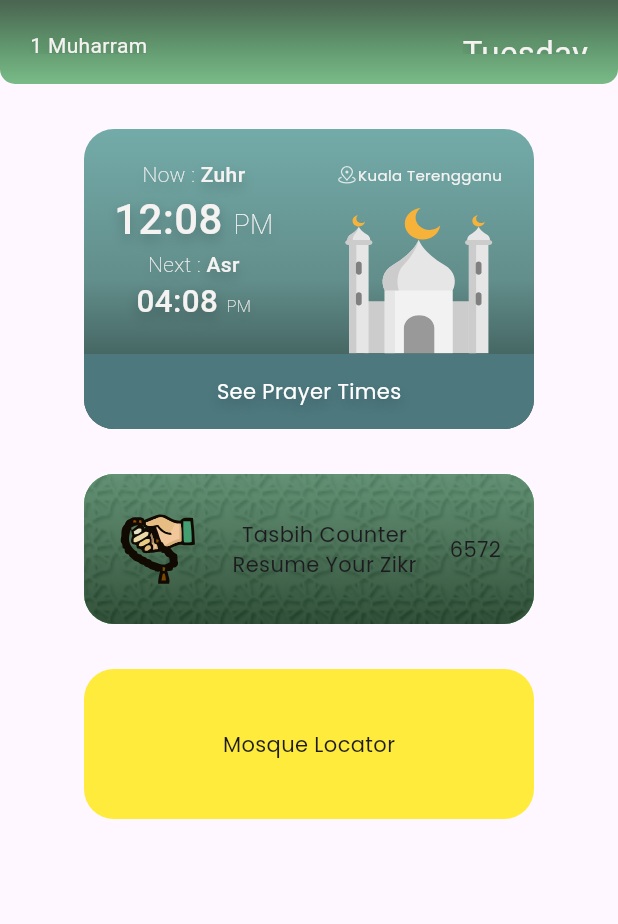
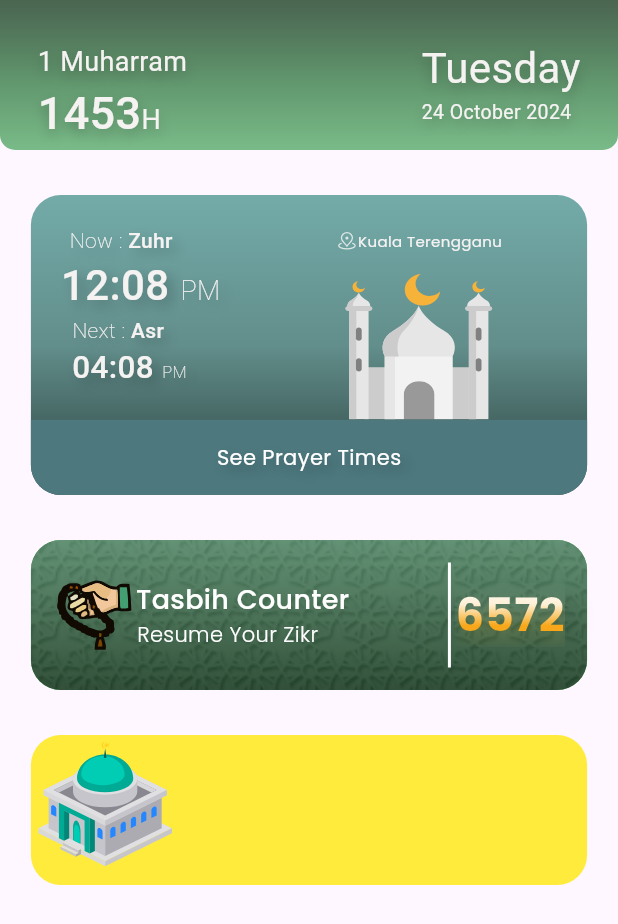
Before and after one commit to muazzzznabil/Muslim-Guider_flutter, a Flutter app: the screen it shows after launch, on a phone screen of 412 x 824 dp. Shown: the top 924 px of the screen. Run offline on Flutter 3.47's test engine with Material 3 defaults, Android fonts, the phone set to English and light mode, and no system bars; our stand-ins replace flutter_svg.

Commit message:
add new font type add background3.png complete tasbih counter widget

```diff
--- a/lib/pages/HomePage.dart
+++ b/lib/pages/HomePage.dart
@@ -1,14 +1,13 @@
+
+
+
 import 'dart:ui';
 
-import 'package:flutter/cupertino.dart';
 import 'package:flutter/material.dart';
 import 'package:flutter/widgets.dart';
 import 'package:flutter_svg/flutter_svg.dart';
 import 'package:flutter_svg/svg.dart';
-import 'package:flutter_svg_provider/flutter_svg_provider.dart';
-// import 'package:flutter_svg/flutter_svg.dart';
-import 'package:muslim_guider_v1/pages/mosqueLocator.dart';
-import 'package:muslim_guider_v1/pages/tasbihCounter.dart';
+// import 'package:sizes/sizes_helpers.dart';
 
 class HomePage extends StatefulWidget {
   const HomePage({super.key});
@@ -18,10 +17,17 @@ class HomePage extends StatefulWidget {
 }
 
 class _HomePageState extends State<HomePage> {
+
+  double widgetWidth ()=> MediaQuery.of(context).size.width*0.9;
+
   @override
   Widget build(BuildContext context) {
+
     return  Scaffold(
-    appBar: appBar(),
+    appBar:PreferredSize(
+      preferredSize: Size.fromHeight(100.00),
+      child:appBar(),
+    ),
       body: Row(
         mainAxisAlignment: MainAxisAlignment.center,
         children: [
@@ -41,14 +47,16 @@ class _HomePageState extends State<HomePage> {
     );
   }
 
+
   GestureDetector prayerTimeWidget() {
+    // double widgetWidth = MediaQuery.of(context).size.width*0.9;
     return GestureDetector(
       onTap: () {
         Navigator.pushNamed(context, '/prayerTime');
       },
       child: Container(
         height: 200,
-        width: 300,
+        width: widgetWidth(),
         decoration: BoxDecoration(
           // color: Colors.blue,
             gradient: LinearGradient(
@@ -79,7 +87,9 @@ class _HomePageState extends State<HomePage> {
                           // mainAxisAlignment: MainAxisAlignment.start,
 
                           children: [
-                            Text.rich( //Now Zuhr
+                            Padding(
+                              padding: const EdgeInsets.only(right: 26.0),
+                              child: Text.rich( //Now Zuhr
                                                          textAlign: TextAlign.start,
                                 TextSpan(
                                   text: 'Now : ',
@@ -91,7 +101,7 @@ class _HomePageState extends State<HomePage> {
                                       Shadow(
                                           color: Colors.black.withOpacity(0.25),
                                           blurRadius: 10,
-                                        offset: Offset(0,4)
+                                          offset: Offset(4,4)
                                       )
                                     ]
                                   ),
@@ -105,6 +115,7 @@ class _HomePageState extends State<HomePage> {
                                   ]
                                 )
                               ),
+                            ),
 
                             Text.rich( // 12:08 PM
                                 TextSpan(
@@ -117,7 +128,7 @@ class _HomePageState extends State<HomePage> {
                                           Shadow(
                                               color: Colors.black.withOpacity(0.25),
                                               blurRadius: 10,
-                                              offset: Offset(0,4)
+                                              offset: Offset(4,4)
                                           )
                                         ]
                                     ),
@@ -133,7 +144,9 @@ class _HomePageState extends State<HomePage> {
                                 )
                             ),
 
-                            Text.rich( //Next : Asr
+                            Padding(
+                              padding: const EdgeInsets.only(right: 30.0),
+                              child: Text.rich( //Next : Asr
                                   TextSpan(
                                       text: 'Next : ',
                                       style: TextStyle(
@@ -143,7 +156,7 @@ class _HomePageState extends State<HomePage> {
                                             Shadow(
                                                 color: Colors.black.withOpacity(0.25),
                                                 blurRadius: 10,
-                                              offset: Offset(0,4)
+                                                offset: Offset(4,4)
                                             )
                                           ]
                                       ),
@@ -157,8 +170,11 @@ class _HomePageState extends State<HomePage> {
                                       ]
                                   )
                               ),
+                            ),
 
-                            Text.rich( // 04:08 PM
+                            Padding(
+                              padding: const EdgeInsets.only(right: 15.0),
+                              child: Text.rich( // 04:08 PM
                                   TextSpan(
                                       text: '04:08 ',
                                       style: TextStyle(
@@ -169,7 +185,7 @@ class _HomePageState extends State<HomePage> {
                                             Shadow(
                                                 color: Colors.black.withOpacity(0.25),
                                                 blurRadius: 10,
-                                              offset: Offset(0,4)
+                                                offset: Offset(4,4)
                                             )
                                           ]
                                       ),
@@ -183,6 +199,7 @@ class _HomePageState extends State<HomePage> {
                                         )
                                       ]
                                   )
+                              ),
                             ),
                           ],
                         ),
@@ -230,7 +247,7 @@ class _HomePageState extends State<HomePage> {
                         Shadow(
                             color: Colors.black.withOpacity(0.25),
                             blurRadius: 10,
-                            offset: Offset(0,4)
+                            offset: Offset(4,4)
                         )
                       ]
                   ),
@@ -254,7 +271,7 @@ class _HomePageState extends State<HomePage> {
       },
       child: Container(
         height: 100,
-        width: 300,
+        width: widgetWidth(),
         decoration: BoxDecoration(
             image: DecorationImage(
                 image: AssetImage('assets/background/background2.png'),
@@ -263,20 +280,94 @@ class _HomePageState extends State<HomePage> {
           color: Colors.green,
           borderRadius: BorderRadius.circular(20)
         ),
+        child: Padding(
+          padding: const EdgeInsets.all(15.0),
           child: Row(
             // crossAxisAlignment: CrossAxisAlignment.center,
-          mainAxisAlignment: MainAxisAlignment.spaceEvenly,
+            mainAxisAlignment: MainAxisAlignment.spaceBetween,
+            children: [
+              Row(
                 children: [
                   SvgPicture.asset('assets/icons/tasbih2.svg',width: 55,),
                   Column(
                     mainAxisAlignment: MainAxisAlignment.center,
                     children: [
-                Text('Tasbih Counter'),
-                Text('Resume Your Zikr')
+                      Text(
+                        'Tasbih Counter',
+                        style: TextStyle(
+                          color: Colors.white,
+                          fontWeight: FontWeight.w500,
+                          fontSize: 18
+                        ),
+                      ),
+                      Padding(
+                        padding: const EdgeInsets.only(right: 20.0),
+                        child: Text(
+                            'Resume Your Zikr',
+                            style: TextStyle(
+                                color: Colors.white,
+                                fontWeight: FontWeight.w200,
+                              fontSize: 14,
+
+                            )
+                        ),
+                      )
                     ],
                   ),
-            Text('6572')
                 ],
+              ),
+              Row(
+                children: [
+                  VerticalDivider(width: 8,thickness: 2,color: Colors.white,),
+                  ShaderMask(
+                    blendMode: BlendMode.srcIn,shaderCallback: (bounds) => LinearGradient(
+                    begin: Alignment.topCenter,
+                    end: Alignment.bottomCenter,
+                    colors: [
+                      Color(0xffFFFFFF),
+                      Color(0xffFEF0D7),
+                      Color(0xffF7A719),
+                      Color(0xffF7A719),
+                    ],
+                  ).createShader(
+                    Rect.fromLTWH(0, 0, bounds.width, bounds.height),
+                  ),
+                    child: Text(
+                      '6572',
+                      style: TextStyle(
+                        fontSize: 30,
+                        fontWeight: FontWeight.w600,
+                        color: Colors.black, // Use a base color (white is recommended)
+                          shadows: [
+                            Shadow(
+                                color: Colors.black.withOpacity(0.25),
+                                blurRadius: 20,
+                                offset: Offset(4,4)
+                            )
+                          ]
+                      ),
+                    ),
+                  )
+
+                  // Text(
+                  //     '6572',
+                  //   style: TextStyle(
+                  //     fontSize: 30,
+                  //     fontWeight: FontWeight.w600,
+                  //     color: Gradient.linear(
+                  //         Offset.fromDirection(20),
+                  //         Offset.fromDirection(10),
+                  //         colors:[
+                  //           Color(0xffFEF0D7),
+                  //           Color(0xffF7A719)
+                  //         ]
+                  //     )
+                  //   ),
+                  // ),
+                ],
+              )
+            ],
+          ),
         )
       ),
     );
@@ -289,14 +380,17 @@ class _HomePageState extends State<HomePage> {
       },
       child: Container(
         height: 100,
-        width: 300,
+        width: widgetWidth(),
         decoration: BoxDecoration(
 
             color: Colors.yellow,
             borderRadius: BorderRadius.circular(20)
         ),
-        child: const Center(
-          child: Text('Mosque Locator'),
+        child: Row(
+         children: [
+           Column(),
+           SvgPicture.asset('assets/icons/mosque-islam2.svg')
+         ],
         ),
       ),
     );
@@ -309,13 +403,14 @@ class _HomePageState extends State<HomePage> {
           mainAxisAlignment: MainAxisAlignment.spaceBetween,
           children: [
             Padding(
-              padding: const EdgeInsets.all(20.0),
+              padding: const EdgeInsets.only(left: 25.0,top: 25),
               // child: Text('1 Muharram\n1435H'),
               child: Text.rich(
                 TextSpan(
                   text: '1 Muharram\n',
                   style: TextStyle(
                     color: Color(0xfff5f2f2),
+                    fontSize: 18,
                     shadows: [
                       Shadow(
                         color: Colors.black.withOpacity(0.25),
@@ -328,7 +423,7 @@ class _HomePageState extends State<HomePage> {
                     TextSpan(
                       text: '1453',
                       style: TextStyle(
-                        fontSize: 22,
+                        fontSize: 30,
                         fontWeight: FontWeight.w500,
                           shadows: [
                       Shadow(
@@ -345,12 +440,12 @@ class _HomePageState extends State<HomePage> {
               ),
             ),
             Padding(
-              padding: const EdgeInsets.all(20.0),
+              padding: const EdgeInsets.only(right: 25.0,top: 10),
               child: Text.rich(
                   TextSpan(
                     text: 'Tuesday\n',
                     style: TextStyle(
-                      fontSize: 22,
+                      fontSize: 28,
                         color: Color(0xfff5f2f2),
                         shadows: [
                     Shadow(
@@ -364,7 +459,7 @@ class _HomePageState extends State<HomePage> {
                       TextSpan(
                         text: '24 October 2024',
                         style: TextStyle(
-                          fontSize: 10
+                          fontSize: 13
                         )
                       )
                     ]
--- a/pubspec.yaml
+++ b/pubspec.yaml
@@ -37,6 +37,7 @@ dependencies:
   cupertino_icons: ^1.0.6
   flutter_svg: ^2.0.10+1
   flutter_svg_provider: ^1.0.3
+
 
 dev_dependencies:
   flutter_test:
@@ -88,6 +89,8 @@ flutter:
            weight: 500
          - asset: assets/fonts/Poppins-Regular.ttf
            weight: 400
+         - asset: assets/fonts/Poppins-Regular.ttf
+           weight: 600
 
   #
   # For details regarding fonts from package dependencies,
```
Also changed, not shown: assets/background/background3.png (added), assets/fonts/Poppins-SemiBold.ttf (added), pubspec.lock. Lines whose indentation alone changed are shown as unchanged.
